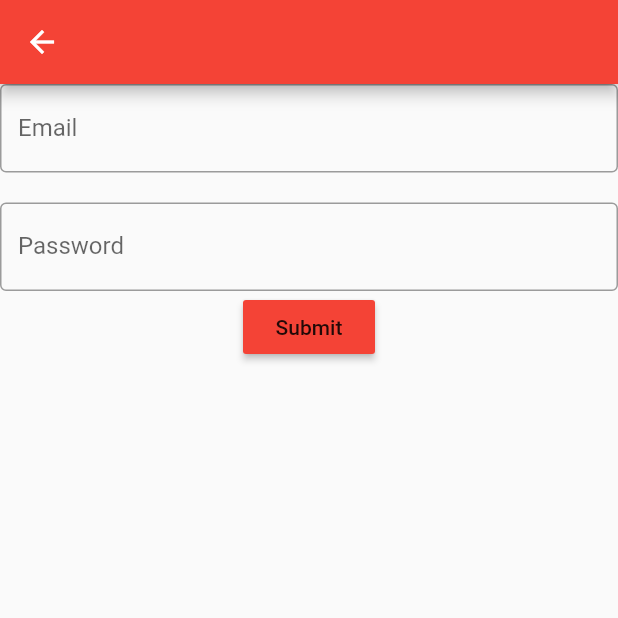
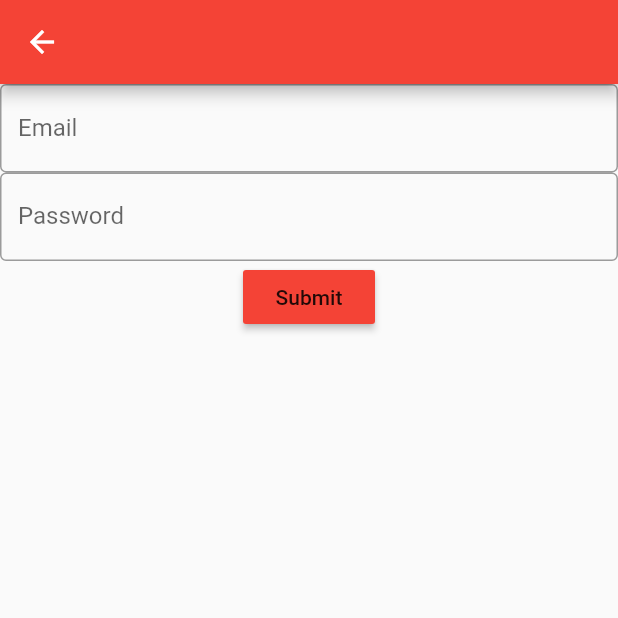
Before and after one commit to Chebe-lab/network, a Flutter app: the Form screen opened directly, on a phone screen of 412 x 824 dp, the top half of it. Run offline on Flutter 3.47's test engine with Material 2 defaults, Android fonts, the phone set to English and light mode, and no system bars; our stand-ins replace sqflite; accounts and stored records are empty.

Commit message:
removed sized box

```diff
--- a/lib/form.dart
+++ b/lib/form.dart
@@ -28,7 +28,7 @@ class _FormState extends State<Form> {
                 labelText: 'Email',
                 border: OutlineInputBorder(),
               )),
-          SizedBox(height: 20),
+          // SizedBox(height: 20),
           TextFormField(
               onChanged: (value) {
                 setState(() {
```
